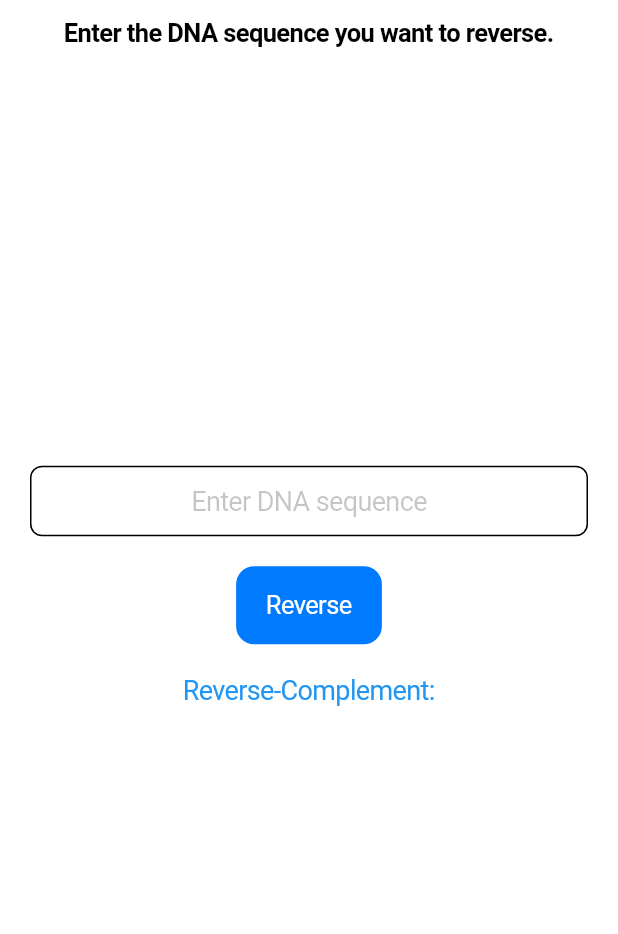
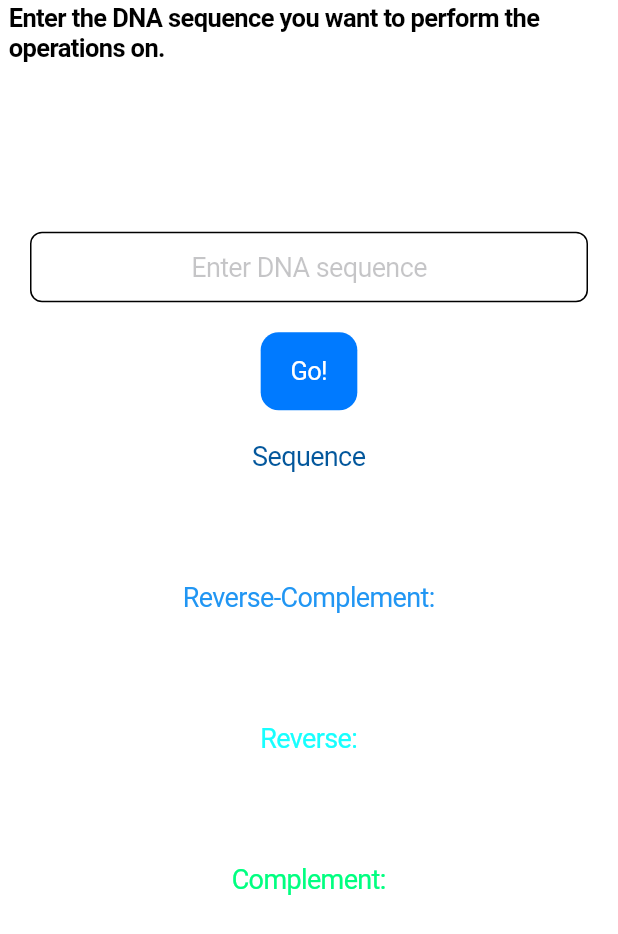
Before and after one commit to Hacker-Anirudh/strand_reverser, a Flutter app: the screen it shows after launch, on a phone screen of 412 x 824 dp. Shown: the top 934 px of the screen. Run offline on Flutter 3.47's test engine with Material 3 defaults, Android fonts, the phone set to English and light mode, and no system bars.

Commit message:
Add aditional features

```diff
--- a/lib/main.dart
+++ b/lib/main.dart
@@ -27,12 +27,15 @@ class MyHomePage extends StatefulWidget {
 class _MyHomePageState extends State<MyHomePage> {
   TextEditingController textController = TextEditingController();
   String reversedSequence = '';
+  String reverseSequence = '';
+  String complementSequence = '';
+  String sequence = '';
 
   @override
   Widget build(BuildContext context) {
     return CupertinoPageScaffold(
       navigationBar: const CupertinoNavigationBar(
-        middle: Text("Enter the DNA sequence you want to reverse."),
+        middle: Text("Enter the DNA sequence you want to perform the operations on."),
       ),
       child: Center(
         child: Padding(
@@ -57,25 +60,41 @@ class _MyHomePageState extends State<MyHomePage> {
               ),
               const SizedBox(height: 20.0),
               CupertinoButton.filled(
-                child: const Text('Reverse'),
+                child: const Text('Go!'),
                 onPressed: () {
                   String input = textController.text.toUpperCase();
                   setState(() {
                     reversedSequence = _reversecomplementDNA(input);
+                    reverseSequence = _reverseDNA(input);
+                    complementSequence = _complementDNA(input);
+                    sequence = input;
                     textController.clear();
                   });
                 },
               ),
               const SizedBox(height: 20.0),
+              const Text("Sequence", style: TextStyle(fontSize: 18, color: Color.fromARGB(255, 3, 87, 156)),),
+              const SizedBox(height: 20.0),
+              Text(sequence, style: const TextStyle(fontSize: 28.0, color: Colors.red, fontWeight: FontWeight.bold),),
+              const SizedBox(height: 20.0),
               const Text(
                 'Reverse-Complement:',
                 style: TextStyle(fontSize: 18.0, color: Colors.blue),
               ),
-              const SizedBox(height: 10.0),
+              const SizedBox(height: 20.0),
               Text(
                 reversedSequence,
                 style: const TextStyle(fontSize: 28.0, color: Colors.red, fontWeight: FontWeight.bold),
               ),
+              const SizedBox(height: 20),
+              const Text("Reverse:", style: TextStyle(fontSize: 18, color: Colors.cyanAccent),),
+              const SizedBox(height: 20),
+              Text(reverseSequence, style : const TextStyle(color: Colors.red, fontSize: 28.0, fontWeight: FontWeight.bold)),
+              const SizedBox(height: 20,),
+              const Text("Complement:", style: TextStyle(fontSize: 18, color: Color.fromARGB(255, 0, 255, 128)),),
+              const SizedBox(height: 20,),
+              Text(complementSequence, style : const TextStyle(color: Colors.red, fontSize: 28.0, fontWeight: FontWeight.bold)),
+              const SizedBox(height: 20,),
             ],
           ),
         ),
@@ -84,6 +103,9 @@ class _MyHomePageState extends State<MyHomePage> {
   }
 
   String _reversecomplementDNA(String sequence) {
+    if (sequence.contains(RegExp(r'[^ATGC]'))) {
+      return "Invalid nucleotide(s)";
+    }
     Map<String, String> complementMap = {
       'A': 'T',
       'T': 'A',
@@ -92,8 +114,33 @@ String _reversecomplementDNA(String sequence) {
     };
 
     return sequence.split('').toList().reversed.map((nucleotide) {
-    return complementMap.containsKey(nucleotide) ? complementMap[nucleotide] : "Invalid_nucleotide ";
+    return complementMap[nucleotide];
     }).join();
   }
 
+  String _reverseDNA(String sequence) {
+    if (sequence.contains(RegExp(r'[^ATGC]'))) {
+      return "Invalid nucleotide(s)";
     }
+
+    return sequence.split('').reversed.join();
+  }
+
+  String _complementDNA(String sequence) {
+    if (sequence.contains(RegExp(r'[^ATGC]'))) {
+      return "Invalid nucleotide(s)";
+    }
+    Map<String, String> complementMap = {
+      'A': 'T',
+      'T': 'A',
+      'C': 'G',
+      'G': 'C',
+    };
+
+    return sequence.split('').toList().map((nucleotide) {
+    return complementMap[nucleotide];
+    }).join();
+
+  }
+
+}
--- a/pubspec.yaml
+++ b/pubspec.yaml
@@ -16,7 +16,7 @@ publish_to: 'none' # Remove this line if you wish to publish to pub.dev
 # https://developer.apple.com/library/archive/documentation/General/Reference/InfoPlistKeyReference/Articles/CoreFoundationKeys.html
 # In Windows, build-name is used as the major, minor, and patch parts
 # of the product and file versions while build-number is used as the build suffix.
-version: 0.9.0
+version: 1.0.0
 
 environment:
   sdk: '>=3.3.4 <4.0.0'
```
Also changed, not shown: 1 other file. Lines whose indentation alone changed are shown as unchanged.
